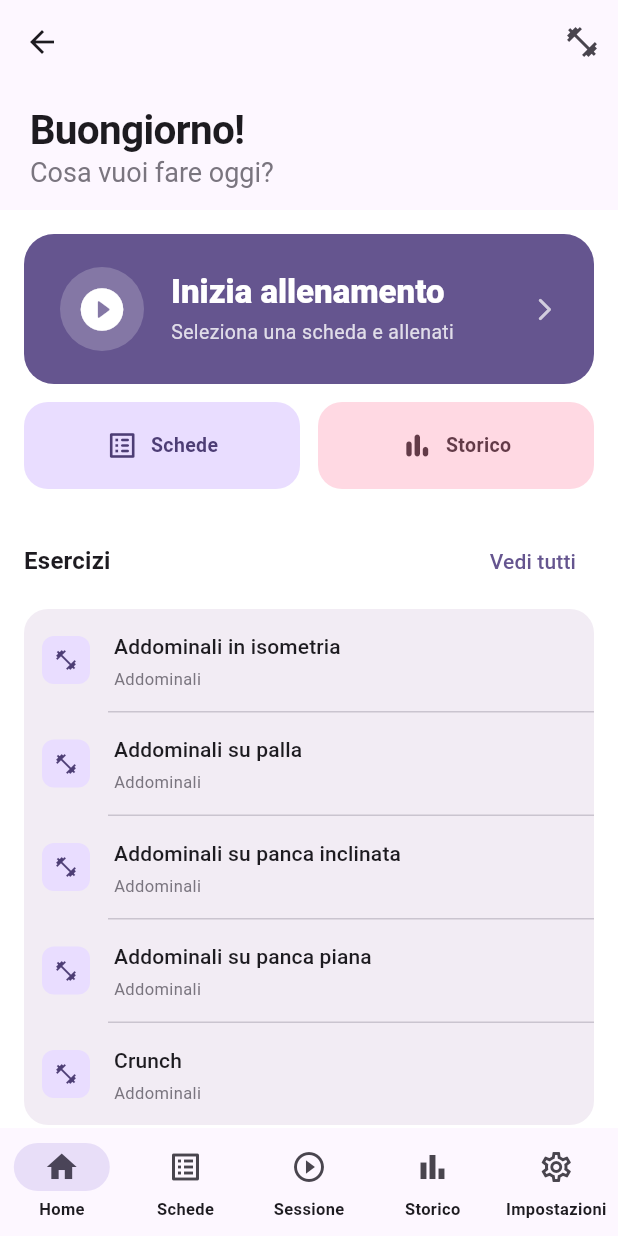
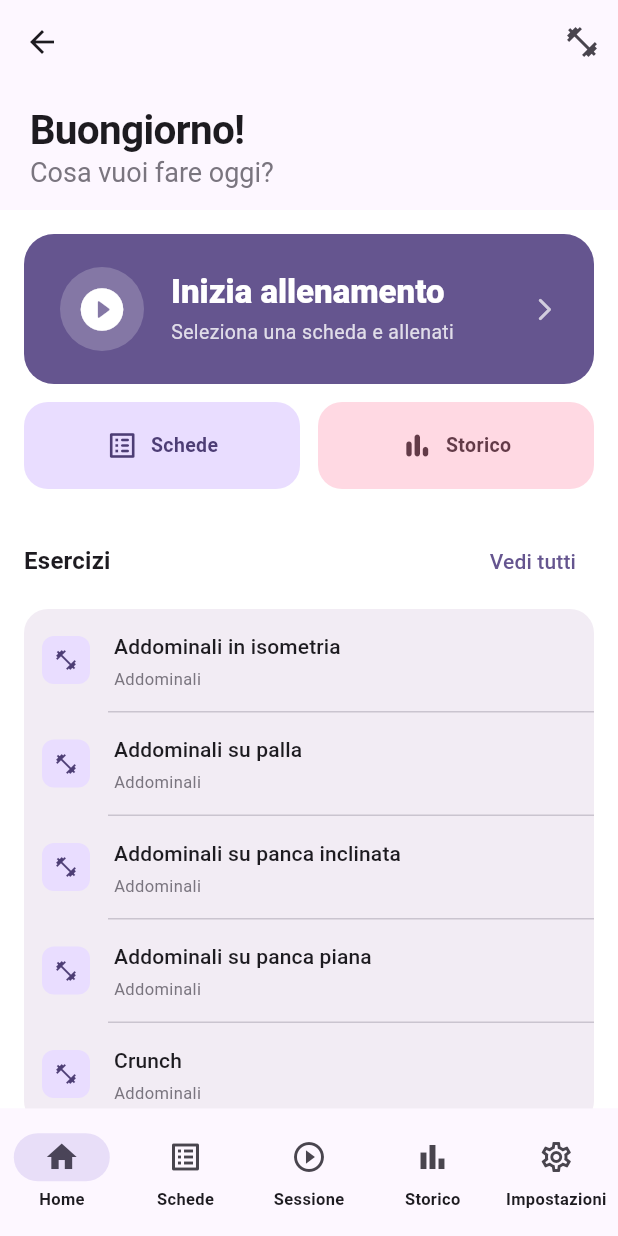
Before and after one commit to andreepv06/gymapp, a Flutter app: the MainShell screen opened directly, on a phone screen of 412 x 824 dp. Run offline on Flutter 3.47's test engine with Material 3 defaults, Android fonts, the phone set to English and light mode, and no system bars; our stand-ins replace audioplayers, fl_chart, hive, hive_flutter, image_picker, shared_preferences; missing offline and left inert: dart:html; accounts and stored records are empty.

Commit message:
modificata altezza navbar 72 to 85

```diff
--- a/lib/main.dart
+++ b/lib/main.dart
@@ -272,7 +272,7 @@ class _MainShellState extends State<MainShell> {
         ],
       ),
       bottomNavigationBar: NavigationBar(
-        height: 72,
+        height: 85,
         selectedIndex: currentIndex,
         onDestinationSelected: (i) {
           context.read<NavigationNotifier>().navigateTo(i);
```
Also changed, not shown: 2 other files.
